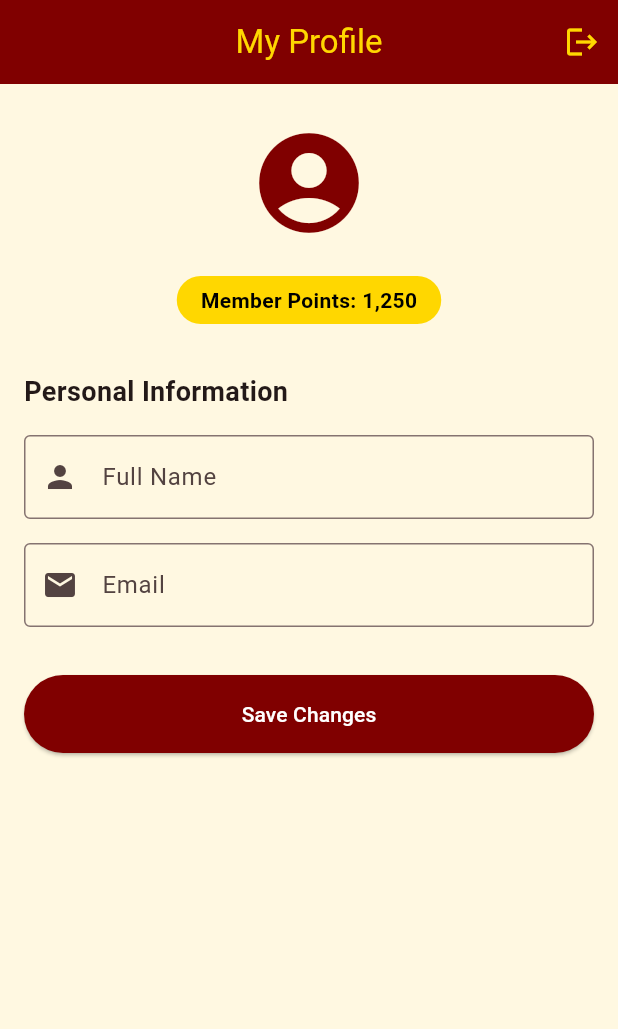
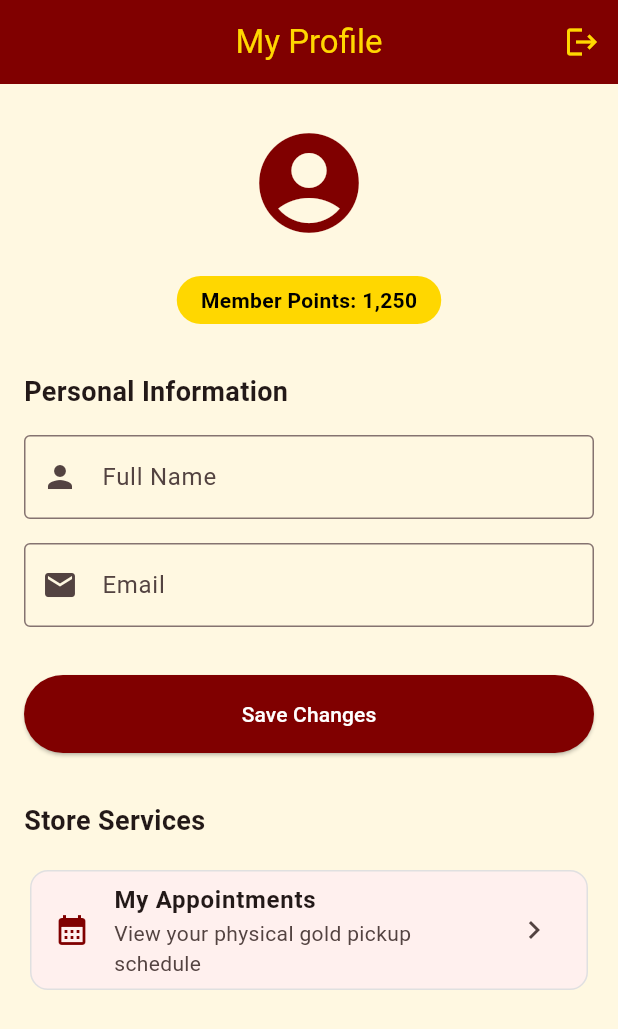
Before and after one commit to pwan67/is770_ssl_store, a Flutter app: the _ProfileMemberView screen opened directly with empty values, on a phone screen of 412 x 824 dp. Shown: the top 1029 px of the screen. Run offline on Flutter 3.47's test engine with Material 3 defaults, Android fonts, the phone set to English and light mode, and no system bars; our stand-ins replace cloud_firestore, firebase_auth, firebase_core; accounts and stored records are empty; network calls fail.

Commit message:
feat: add 'my appointments' shortcut to profile page

```diff
--- a/lib/pages/12_page_profile.dart
+++ b/lib/pages/12_page_profile.dart
@@ -1,6 +1,7 @@
 import 'package:flutter/material.dart';
 import 'package:firebase_auth/firebase_auth.dart' hide EmailAuthProvider;
 import '../services/auth_service.dart';
+import '03_page_appointment.dart';
 
 class ProfilePage extends StatefulWidget {
   const ProfilePage({super.key});
@@ -229,6 +230,28 @@ class _ProfileMemberViewState extends State<_ProfileMemberView> {
                 ),
                 child: const Text('Save Changes'),
               ),
+              const SizedBox(height: 32),
+              const Text('Store Services', style: TextStyle(fontSize: 18, fontWeight: FontWeight.bold)),
+              const SizedBox(height: 16),
+              Card(
+                elevation: 0,
+                shape: RoundedRectangleBorder(
+                  borderRadius: BorderRadius.circular(12),
+                  side: BorderSide(color: Colors.grey.shade300),
+                ),
+                child: ListTile(
+                  leading: const Icon(Icons.calendar_month, color: Color(0xFF800000)),
+                  title: const Text('My Appointments', style: TextStyle(fontWeight: FontWeight.bold)),
+                  subtitle: const Text('View your physical gold pickup schedule'),
+                  trailing: const Icon(Icons.chevron_right),
+                  onTap: () {
+                    Navigator.push(
+                      context,
+                      MaterialPageRoute(builder: (context) => const AppointmentPage()),
+                    );
+                  },
+                ),
+              ),
             ],
           ),
         ),
```
